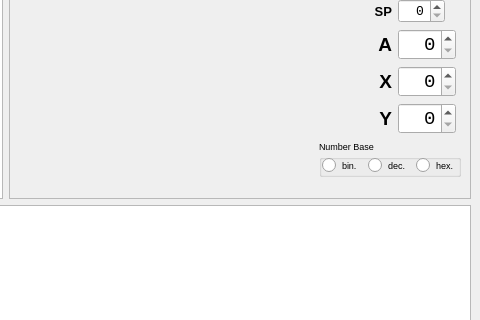
Qt form mainwindow.ui (jnbarchan/6502assembler) before a commit; both pictures show x 468 to 948 and y 420 to 740 of the 948 by 828 pixel window.
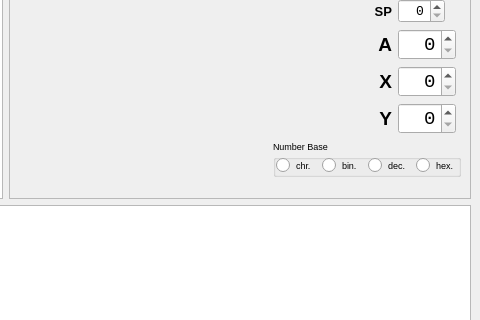
The same form after that commit. Icons and pictures are not drawn. Custom widgets are drawn as their Qt base class.

Diff of the .ui file:
```diff
--- a/mainwindow.ui
+++ b/mainwindow.ui
@@ -388,6 +388,16 @@
                <property name="bottomMargin">
                 <number>0</number>
                </property>
+               <item>
+                <widget class="QRadioButton" name="rbNumBaseChr">
+                 <property name="text">
+                  <string>chr.</string>
+                 </property>
+                 <attribute name="buttonGroup">
+                  <string notr="true">rbgNumBase</string>
+                 </attribute>
+                </widget>
+               </item>
                <item>
                 <widget class="QRadioButton" name="rbNumBaseBin">
                  <property name="sizePolicy">
```
